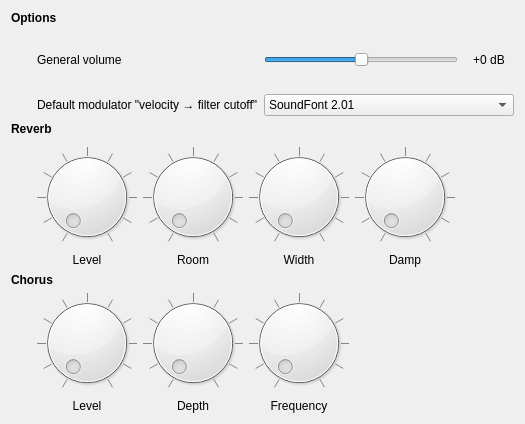
First picture: the form in sources/context/interface/configsectionsound.ui, repository davy7125/polyphone, before the edit.
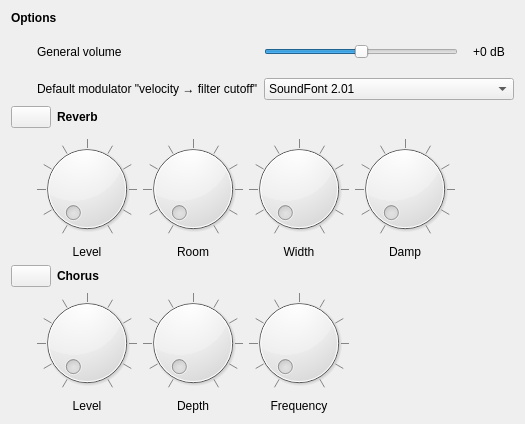
Second picture: the form after the edit. Custom widgets are drawn as their Qt base class.

Diff of the .ui file:
```diff
--- a/sources/context/interface/configsectionsound.ui
+++ b/sources/context/interface/configsectionsound.ui
@@ -358,7 +358,22 @@
      </property>
     </widget>
    </item>
-   <item row="3" column="0" colspan="2">
+   <item row="3" column="0" colspan="4">
+    <layout class="QHBoxLayout" name="layoutReverb">
+     <item>
+      <widget class="LedButton" name="pushReverb">
+       <property name="toolTip">
+        <string>Reverb on / off</string>
+       </property>
+       <property name="iconSize">
+        <size>
+         <width>24</width>
+         <height>24</height>
+        </size>
+       </property>
+      </widget>
+     </item>
+     <item>
     <widget class="QLabel" name="labelSubTitle2">
      <property name="font">
       <font>
@@ -370,7 +385,37 @@
      </property>
     </widget>
    </item>
-   <item row="5" column="0" colspan="2">
+     <item>
+      <spacer name="horizontalSpacer_6">
+       <property name="orientation">
+        <enum>Qt::Orientation::Horizontal</enum>
+       </property>
+       <property name="sizeHint" stdset="0">
+        <size>
+         <width>40</width>
+         <height>20</height>
+        </size>
+       </property>
+      </spacer>
+     </item>
+    </layout>
+   </item>
+   <item row="5" column="0" colspan="4">
+    <layout class="QHBoxLayout" name="layoutChorus">
+     <item>
+      <widget class="LedButton" name="pushChorus">
+       <property name="toolTip">
+        <string>Chorus on / off</string>
+       </property>
+       <property name="iconSize">
+        <size>
+         <width>24</width>
+         <height>24</height>
+        </size>
+       </property>
+      </widget>
+     </item>
+     <item>
     <widget class="QLabel" name="labelSubTitle3">
      <property name="font">
       <font>
@@ -382,6 +427,21 @@
      </property>
     </widget>
    </item>
+     <item>
+      <spacer name="horizontalSpacer_7">
+       <property name="orientation">
+        <enum>Qt::Orientation::Horizontal</enum>
+       </property>
+       <property name="sizeHint" stdset="0">
+        <size>
+         <width>40</width>
+         <height>20</height>
+        </size>
+       </property>
+      </spacer>
+     </item>
+    </layout>
+   </item>
   </layout>
  </widget>
  <customwidgets>
@@ -395,6 +455,11 @@
    <extends>QSlider</extends>
    <header>resettableslider.h</header>
   </customwidget>
+  <customwidget>
+   <class>LedButton</class>
+   <extends>QPushButton</extends>
+   <header>ledbutton.h</header>
+  </customwidget>
  </customwidgets>
  <tabstops>
   <tabstop>sliderGain</tabstop>
```
Left out of the diff: 2 changed lines with no effect on the pictures. Lines whose indentation alone changed are shown as unchanged.
